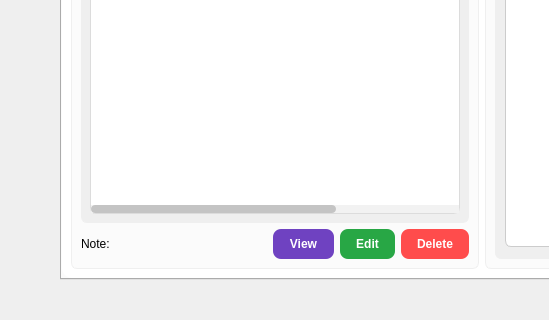
Above: EALS UI/v0.7/ui/hr.ui from maeven-tapa/cpet8_group8_workspace before the change; both pictures show x 0 to 549 and y 477 to 797 of the 1342 by 797 pixel window. Below: the same form after it.
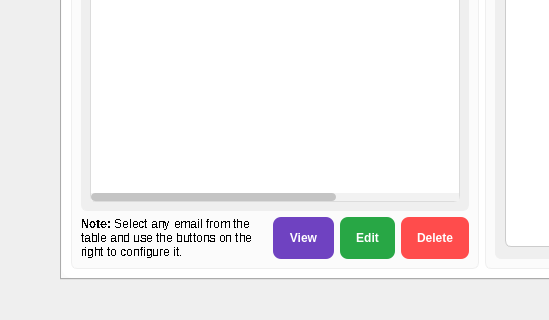
That is the form after the change. The open tabs and pages were chosen to show the change. Icons and pictures are not drawn.

Commit message: Enhance email announcement functionality with improved HTML formatting and dynamic content; update UI elements for better user guidance

```diff
--- a/EALS UI/v0.7/ui/hr.ui
+++ b/EALS UI/v0.7/ui/hr.ui
@@ -1896,11 +1896,19 @@
             <layout class="QHBoxLayout" name="horizontalLayout_2" stretch="10,1,1,1">
              <item>
               <widget class="QLabel" name="label_10">
+               <property name="font">
+                <font>
+                 <stylestrategy>NoAntialias</stylestrategy>
+                </font>
+               </property>
                <property name="styleSheet">
                 <string notr="true">border: none;</string>
                </property>
                <property name="text">
-                <string>Note:</string>
+                <string>&lt;html&gt;&lt;head/&gt;&lt;body&gt;&lt;p&gt;&lt;span style=&quot; font-weight:700;&quot;&gt;Note: &lt;/span&gt;Select any email from the table and use the buttons on the right to configure it.&lt;/p&gt;&lt;/body&gt;&lt;/html&gt;</string>
+               </property>
+               <property name="wordWrap">
+                <bool>true</bool>
                </property>
               </widget>
              </item>
```
Left out of the diff: 15 changed lines with no effect on the pictures. The commit also changes 1 other file.
